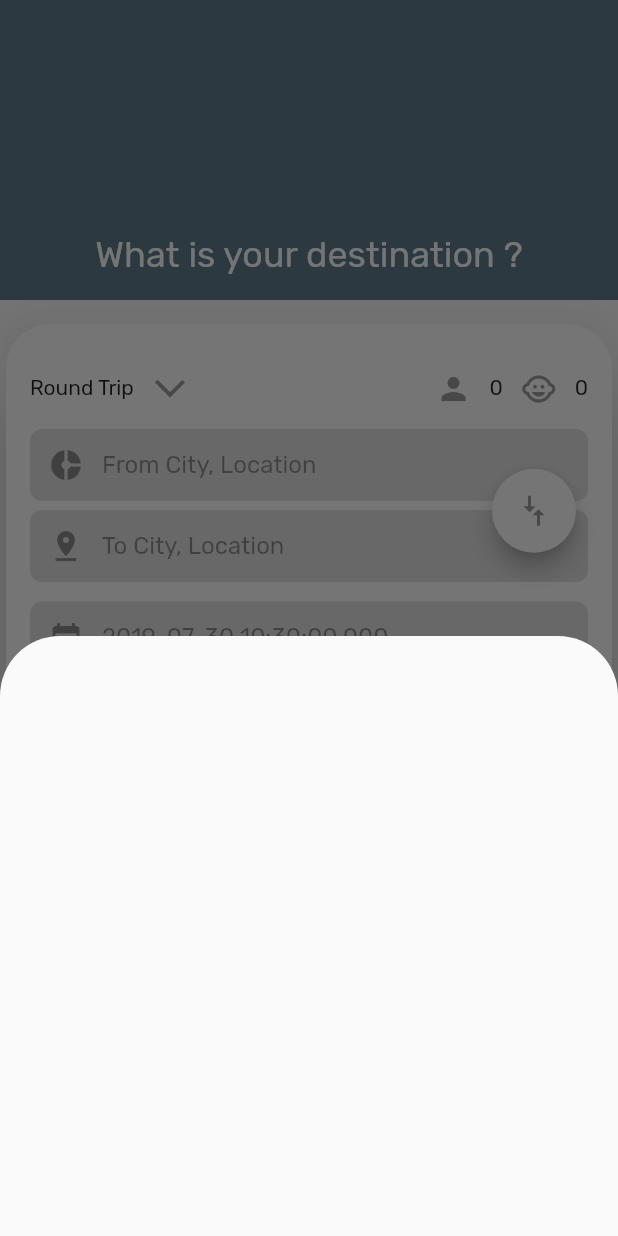
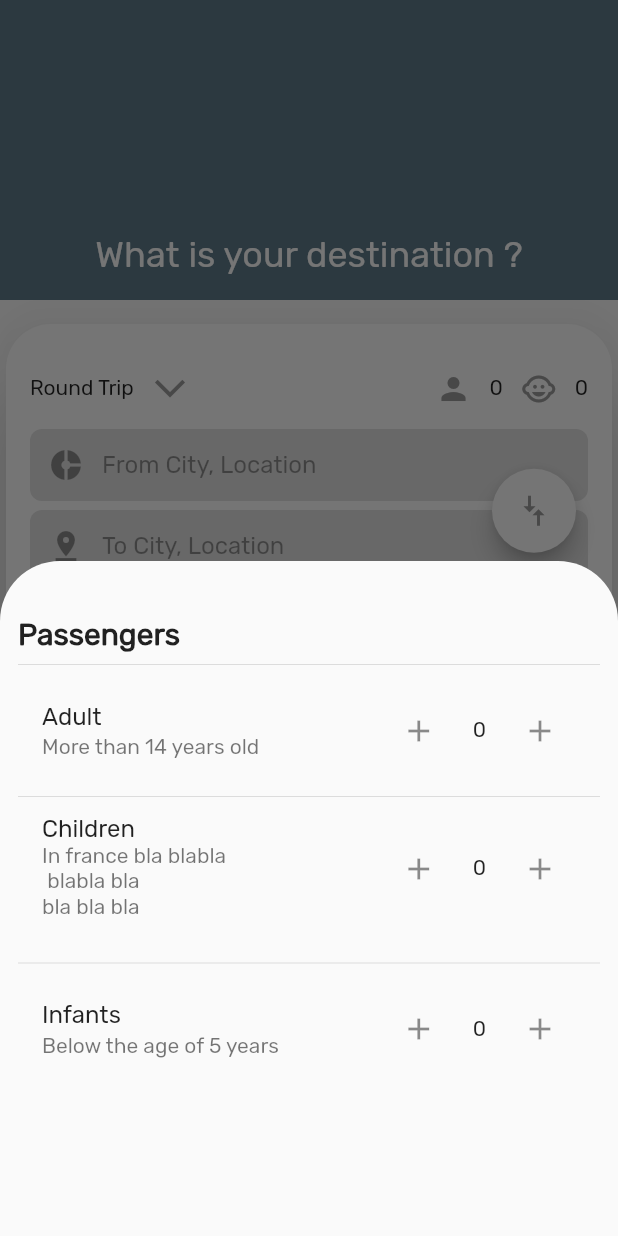
Before and after one commit to gondaimgano/bookie_app, a Flutter app: the screen it shows after launch, after a tap on an icon or button, on a phone screen of 412 x 824 dp. Run offline on Flutter 3.47's test engine with Material 2 defaults, Android fonts, the phone set to English and light mode, and no system bars.

Commit message:
push transport changes

```diff
--- a/lib/main.dart
+++ b/lib/main.dart
@@ -205,7 +205,7 @@ class RoundTripPassengerContainer extends StatelessWidget {
                     Icons.person,
                     color: Colors.grey,
                   ),
-                  Text("0"),
+                  Text(Provider.of<TransportSearch>(context).totalAdults()),
                 ],
               ),
               SizedBox(
@@ -219,7 +219,7 @@ class RoundTripPassengerContainer extends StatelessWidget {
                     Icons.child_care,
                     color: Colors.grey,
                   ),
-                  Text("0"),
+                  Text(Provider.of<TransportSearch>(context).noOfInfants),
                 ],
               ),
             ],
--- a/lib/models.dart
+++ b/lib/models.dart
@@ -53,5 +53,29 @@ class TransportSearch with ChangeNotifier{
     notifyListeners();
   }
 
+  String totalAdults()
+   => "${int.tryParse(_noOfAdults)+int.tryParse(_noOfChildren)}" ;
+
+  String calcAdults(int p){
+    var v=int.tryParse(_noOfAdults);
+    v+=p;
+    noOfAdults="$v";
+    return _noOfAdults;
+  }
+  String calcChildren(int p){
+    var v=int.tryParse(_noOfChildren);
+    v+=p;
+    noOfChildren="$v";
+    return _noOfChildren;
+  }
+
+ String calcInfants(int p) {
+    var v=int.tryParse(_noOfInfants);
+    v+=p;
+    noOfInfants="$v";
+    return _noOfInfants;
+  }
+
+
 
 }
--- a/lib/showChoice.dart
+++ b/lib/showChoice.dart
@@ -2,48 +2,126 @@ import 'package:flutter/material.dart';
 import 'package:provider/provider.dart';
 
 import 'models.dart';
-enum Choice{
- TRIP,
- PASSENGERS
-}
 
-Future<String> showChoice(BuildContext context,Choice choice) async{
-  var result=await showModalBottomSheet(context: context,
+enum Choice { TRIP, PASSENGERS }
+
+Future<String> showChoice(BuildContext context, Choice choice) async {
+  var result = await showModalBottomSheet(
+    context: context,
     shape: RoundedRectangleBorder(
-      borderRadius: BorderRadius.only(topRight: Radius.circular(40),topLeft: Radius.circular(40))
-    ),
-    builder: (context)=>_show(choice),);
+        borderRadius: BorderRadius.only(
+            topRight: Radius.circular(40), topLeft: Radius.circular(40))),
+    builder: (context) => _show(choice),
+  );
 
   return result;
 }
 
-Widget _show(Choice choice)=>choice==Choice.TRIP?_tripChoices():_passengerChoices();
+Widget _show(Choice choice) =>
+    choice == Choice.TRIP ? _tripChoices() : _passengerChoices();
 
-Widget _tripChoices()=>Consumer<TransportSearch>(
-  builder: (context,model,child){
+Widget _tripChoices() => Consumer<TransportSearch>(
+      builder: (context, model, child) {
         return Container(
           padding: EdgeInsets.all(16),
           height: 150,
           child: ListView(
             children: <Widget>[
               InkWell(
-            onTap: ()=>model.tripChoice="Round Trip",
-              child: ListTile(leading:Icon(Icons.done),title: Text("Round Trip"),)),
+                  onTap: () => model.tripChoice = "Round Trip",
+                  child: ListTile(
+                    leading: Icon(Icons.done),
+                    title: Text("Round Trip"),
+                  )),
               InkWell(
-            onTap: ()=>model.tripChoice="One Trip",
-              child: ListTile(leading:Icon(Icons.done),title: Text("One Trip"),)),
+                  onTap: () => model.tripChoice = "One Trip",
+                  child: ListTile(
+                    leading: Icon(Icons.done),
+                    title: Text("One Trip"),
+                  )),
             ],
           ),
         );
       },
-
     );
 
-Widget _passengerChoices()=>Container(
-  height: 400,
+Widget _passengerChoices() => Consumer<TransportSearch>(
+      builder: (context, model, child) => Container(
+        height: 450,
+        padding: EdgeInsets.all(12),
         child: Column(
+          mainAxisAlignment: MainAxisAlignment.start,
+          crossAxisAlignment: CrossAxisAlignment.start,
           children: <Widget>[
-
+            SizedBox(
+              height: 25,
+            ),
+            Text(
+              "Passengers",
+              style: TextStyle(fontSize: 20, fontWeight: FontWeight.bold),
+            ),
+            Divider(),
+            ListTile(
+              title: Text("Adult"),
+              subtitle: Text("More than 14 years old"),
+              trailing: Wrap(
+                spacing: 12,
+                crossAxisAlignment: WrapCrossAlignment.center,
+                children: <Widget>[
+                  IconButton(
+                    icon: Icon(Icons.add),
+                    onPressed: () => model.calcAdults(1),
+                  ),
+                  Text(model.noOfAdults),
+                  IconButton(
+                    icon: Icon(Icons.add),
+                    onPressed: () =>model.calcAdults(-1),
+                  )
                 ],
               ),
+            ),
+            Divider(),
+            ListTile(
+              title: Text("Children"),
+              subtitle:
+                  Text("In france bla blabla \n blabla bla \nbla bla bla \n"),
+              trailing: Wrap(
+                spacing: 12,
+                crossAxisAlignment: WrapCrossAlignment.center,
+                children: <Widget>[
+                  IconButton(
+                    icon: Icon(Icons.add),
+                    onPressed: () => model.calcChildren(1),
+                  ),
+                  Text(model.noOfChildren),
+                  IconButton(
+                    icon: Icon(Icons.add),
+                    onPressed: () => model.calcChildren(-1),
+                  )
+                ],
+              ),
+            ),
+            Divider(),
+            ListTile(
+              title: Text("Infants"),
+              subtitle: Text("Below the age of 5 years"),
+              trailing: Wrap(
+                spacing: 12,
+                crossAxisAlignment: WrapCrossAlignment.center,
+                children: <Widget>[
+                  IconButton(
+                    icon: Icon(Icons.add),
+                    onPressed: () =>model.calcInfants(1),
+                  ),
+                  Text(model.noOfInfants),
+                  IconButton(
+                    icon: Icon(Icons.add),
+                    onPressed: () =>model.calcInfants(-1),
+                  )
+                ],
+              ),
+            ),
+          ],
+        ),
+      ),
     );
```
Lines whose indentation alone changed are shown as unchanged.
